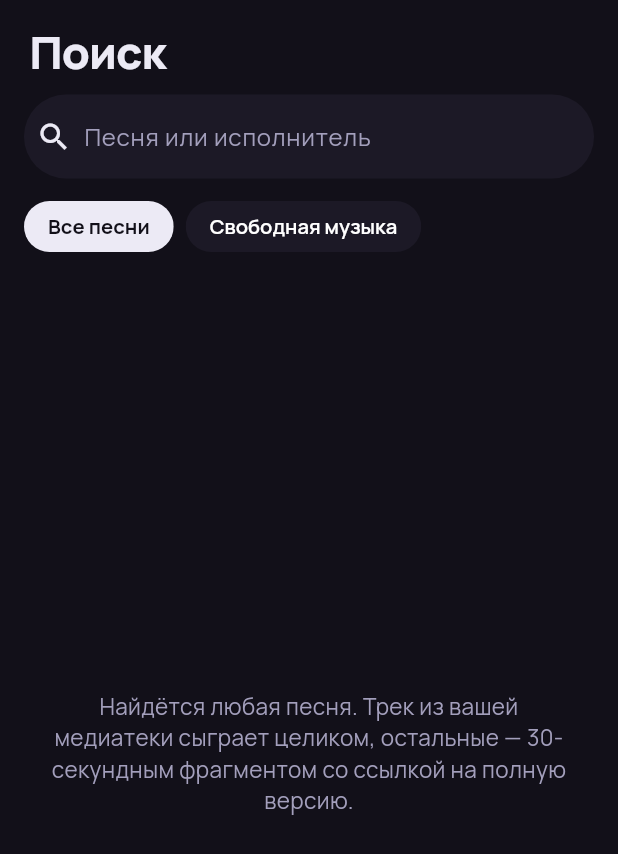
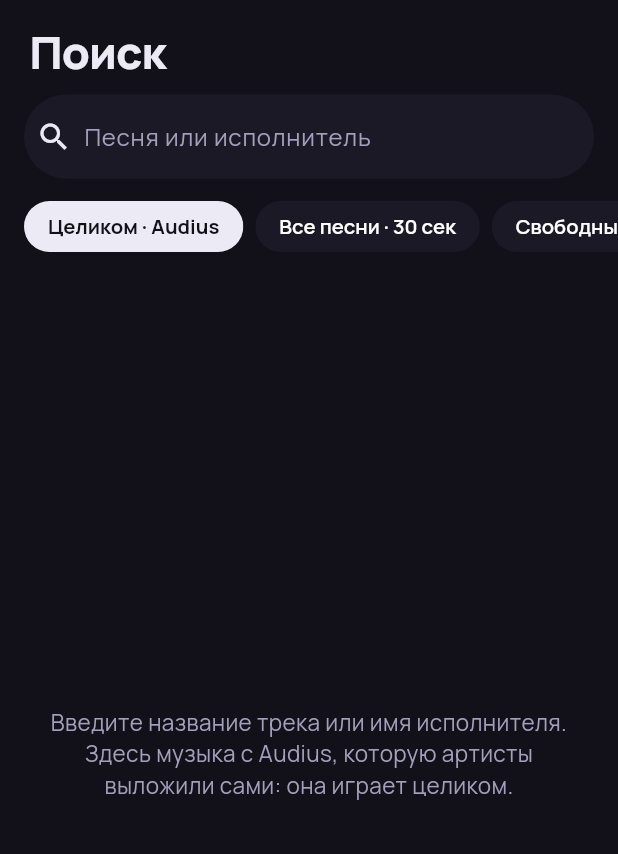
Before and after one commit to helgaftz67/Hamsterfy-, a Flutter app: the CatalogPage screen opened directly, on a phone screen of 412 x 824 dp. Shown: the top 854 px of the screen. Run offline on Flutter 3.47's test engine with Material 3 defaults, Android fonts, the phone set to English and light mode, and no system bars; our stand-ins replace file_picker, just_audio, just_audio_background, permission_handler; missing offline and left inert: audio_metadata_reader; accounts and stored records are empty.

Commit message:
Add Audius search and full-track streaming
Search tab gets a third source: whole tracks from Audius. Only tracks that
are freely streamable get a play button; the rest are listed dimmed.
tool/audius_check.dart runs the same flow against the live service.

Co-Authored-By: Claude Fable 5.2 <noreply@anthropic.com>
Claude-Session: https://claude.ai/code/session_01Hk26NTyLK3X8qToRya3rir

```diff
--- a/lib/library.dart
+++ b/lib/library.dart
@@ -323,7 +323,7 @@ class Library extends ChangeNotifier {
   /// Saves a catalog track to the device for offline listening. With [auto]
   /// the file belongs to the listening cache and may be evicted later.
   Future<void> download(Track t, {bool auto = false}) async {
-    if (t.isLocal || t.isRadio || t.isPreview || t.url == null || downloading.containsKey(t.id)) return;
+    if (t.isLocal || t.isRadio || t.isPreview || !t.canSave || t.url == null || downloading.containsKey(t.id)) return;
     downloading[t.id] = 0;
     notifyListeners();
     final dest = File('$_music/${_safe(t.id)}.mp3');
@@ -421,7 +421,7 @@ class Library extends ChangeNotifier {
   /// Called when a track starts playing: saves it to the cache and makes
   /// room if the cache is over its limit. [playingId] is never evicted.
   Future<void> cacheAfterPlay(Track t) async {
-    if (!autoCache || t.isLocal || t.isRadio || t.isPreview || t.url == null) return;
+    if (!autoCache || t.isLocal || t.isRadio || t.isPreview || !t.canSave || t.url == null) return;
     try {
       await download(t, auto: true);
     } catch (_) {
--- a/lib/main.dart
+++ b/lib/main.dart
@@ -2,6 +2,7 @@ import 'package:flutter/material.dart';
 import 'package:just_audio_background/just_audio_background.dart';
 import 'package:permission_handler/permission_handler.dart';
 
+import 'audius.dart';
 import 'catalog.dart';
 import 'library.dart';
 import 'player.dart';
@@ -17,6 +18,7 @@ final library = Library();
 final catalog = Catalog();
 final radio = RadioDirectory();
 final songs = SongSearch();
+final audius = Audius();
 late final Player player;
 late final Profiles profiles;
 
--- a/lib/models.dart
+++ b/lib/models.dart
@@ -13,6 +13,7 @@ class Track {
     this.auto = false,
     this.size = 0,
     this.link,
+    this.canSave = true,
     int? addedAt,
   }) : addedAt = addedAt ?? DateTime.now().millisecondsSinceEpoch;
 
@@ -47,6 +48,15 @@ class Track {
   /// A live internet radio station: an endless stream that cannot be saved.
   bool get isRadio => id.startsWith('radio:');
 
+  /// Whether the app may keep an offline copy (cache or download).
+  final bool canSave;
+
+  /// A track streamed in full from Audius.
+  bool get isAudius => id.startsWith('au:');
+
+  /// Listed for information only: there is nothing the app may play.
+  bool get isUnavailable => path == null && url == null;
+
   /// A song found by the world search: only its 30-second preview plays.
   bool get isPreview => id.startsWith('it:');
 
@@ -66,6 +76,7 @@ class Track {
         'auto': auto,
         'size': size,
         'link': link,
+        'canSave': canSave,
       };
 
   factory Track.fromJson(Map<String, dynamic> j) => Track(
@@ -81,6 +92,7 @@ class Track {
         auto: j['auto'] as bool? ?? false,
         size: j['size'] as int? ?? 0,
         link: j['link'] as String?,
+        canSave: j['canSave'] as bool? ?? true,
       );
 }
 
--- a/lib/ui/pages.dart
+++ b/lib/ui/pages.dart
@@ -504,6 +504,10 @@ class _ShelfCard extends StatelessWidget {
 
 // ------------------------------------------------------------- Catalog ----
 
+/// Where the search tab looks: whole tracks on Audius, previews of every
+/// song, or free releases on the Internet Archive.
+enum _Source { audius, previews, free }
+
 class CatalogPage extends StatefulWidget {
   const CatalogPage({super.key});
 
@@ -515,15 +519,19 @@ class CatalogPage extends StatefulWidget {
 /// catalog where whole releases can be played and downloaded.
 class _CatalogPageState extends State<CatalogPage> {
   final _query = TextEditingController();
-  bool _world = true;
+  _Source _source = _Source.audius;
   Future<List<Track>>? _songs;
   Future<List<Album>>? _albums;
 
   void _search() => setState(() {
-        if (_world) {
-          _songs = _query.text.trim().isEmpty ? null : songs.search(_query.text);
-        } else {
-          _albums = catalog.search(_query.text);
+        final q = _query.text;
+        switch (_source) {
+          case _Source.audius:
+            _songs = q.trim().isEmpty ? null : audius.search(q);
+          case _Source.previews:
+            _songs = q.trim().isEmpty ? null : songs.search(q);
+          case _Source.free:
+            _albums = catalog.search(q);
         }
       });
 
@@ -547,20 +555,25 @@ class _CatalogPageState extends State<CatalogPage> {
             ),
             _SearchField(
                 controller: _query,
-                hint: _world ? 'Песня или исполнитель' : 'Исполнитель, релиз или жанр',
+                hint: _source == _Source.free ? 'Исполнитель, релиз или жанр' : 'Песня или исполнитель',
                 onSearch: _search),
-            Padding(
+            SingleChildScrollView(
+              scrollDirection: Axis.horizontal,
               padding: const EdgeInsets.fromLTRB(16, 0, 16, 6),
               child: Row(
                 children: [
-                  for (final (world, label) in [(true, 'Все песни'), (false, 'Свободная музыка')])
+                  for (final (source, label) in [
+                    (_Source.audius, 'Целиком · Audius'),
+                    (_Source.previews, 'Все песни · 30 сек'),
+                    (_Source.free, 'Свободные релизы'),
+                  ])
                     Padding(
                       padding: const EdgeInsets.only(right: 8),
                       child: ChoiceChip(
                         label: Text(label),
-                        selected: _world == world,
+                        selected: _source == source,
                         onSelected: (_) {
-                          _world = world;
+                          _source = source;
                           _search();
                         },
                       ),
@@ -568,7 +581,7 @@ class _CatalogPageState extends State<CatalogPage> {
                 ],
               ),
             ),
-            Expanded(child: _world ? _songList() : _albumList()),
+            Expanded(child: _source == _Source.free ? _albumList() : _songList()),
           ],
         ),
       ),
@@ -576,9 +589,11 @@ class _CatalogPageState extends State<CatalogPage> {
   }
 
   Widget _songList() {
+    final full = _source == _Source.audius;
     if (_songs == null) {
-      return const _Message(
-          'Найдётся любая песня. Трек из вашей медиатеки сыграет целиком, остальные — 30-секундным фрагментом со ссылкой на полную версию.');
+      return _Message(full
+          ? 'Введите название трека или имя исполнителя. Здесь музыка с Audius, которую артисты выложили сами: она играет целиком.'
+          : 'Найдётся любая песня. Трек из вашей медиатеки сыграет целиком, остальные — 30-секундным фрагментом со ссылкой на полную версию.');
     }
     return ListenableBuilder(
       listenable: library,
@@ -589,21 +604,30 @@ class _CatalogPageState extends State<CatalogPage> {
           if (snap.hasError) {
             return _Message('Поиск не отвечает. Проверьте подключение к интернету.', action: 'Повторить', onAction: _search);
           }
-          // Songs the user already owns play in full instead of the preview.
           final seen = <String>{};
-          final found = [
-            for (final t in snap.data ?? const <Track>[])
-              if (seen.add((library.match(t) ?? t).id)) library.match(t) ?? library.tracks[t.id] ?? t,
-          ];
-          final own = Library.filter(library.songs, _query.text).where((t) => seen.add(t.id)).toList();
-          final all = [...own, ...found];
+          final List<Track> all;
+          if (full) {
+            // Saved copies replace search rows, so likes and downloads show.
+            all = [for (final t in snap.data ?? const <Track>[]) if (seen.add(t.id)) library.tracks[t.id] ?? t];
+          } else {
+            // Songs the user already owns play in full instead of the preview.
+            final found = [
+              for (final t in snap.data ?? const <Track>[])
+                if (seen.add((library.match(t) ?? t).id)) library.match(t) ?? library.tracks[t.id] ?? t,
+            ];
+            final own = Library.filter(library.songs, _query.text).where((t) => seen.add(t.id)).toList();
+            all = [...own, ...found];
+          }
           if (all.isEmpty) {
-            return const _Message('Ничего не нашлось. Проверьте написание или попробуйте только имя исполнителя.');
+            return _Message(full
+                ? 'На Audius такого нет. Проверьте написание или поищите во вкладке «Все песни».'
+                : 'Ничего не нашлось. Проверьте написание или попробуйте только имя исполнителя.');
           }
           return ListView.builder(
             padding: const EdgeInsets.only(bottom: 24),
             itemCount: all.length,
-            itemBuilder: (context, i) => TrackTile(all[i], onTap: () => player.playAll(all, start: i)),
+            itemBuilder: (context, i) =>
+                TrackTile(all[i], playButton: full, onTap: () => player.playAll(all, start: i)),
           );
         },
       ),
@@ -621,7 +645,7 @@ class _CatalogPageState extends State<CatalogPage> {
         final albums = snap.data ?? const [];
         if (albums.isEmpty) {
           return const _Message(
-              'В свободном каталоге этого нет: здесь релизы под свободными лицензиями и концертные записи. Популярных артистов ищите во вкладке «Все песни».');
+              'В свободном каталоге этого нет: здесь релизы под свободными лицензиями и концертные записи. Попробуйте вкладки «Целиком · Audius» или «Все песни».');
         }
         return ListView.builder(
           padding: const EdgeInsets.only(bottom: 24),
--- a/pubspec.yaml
+++ b/pubspec.yaml
@@ -16,7 +16,7 @@ publish_to: 'none' # Remove this line if you wish to publish to pub.dev
 # https://developer.apple.com/library/archive/documentation/General/Reference/InfoPlistKeyReference/Articles/CoreFoundationKeys.html
 # In Windows, build-name is used as the major, minor, and patch parts
 # of the product and file versions while build-number is used as the build suffix.
-version: 0.6.0+8
+version: 0.7.0+9
 
 environment:
   sdk: ^3.14.0
```
Also changed, not shown: lib/audius.dart (added, +81 -0 lines), lib/ui/player_ui.dart (+11 -0 lines), lib/ui/theme.dart (+31 -6 lines), tool/audius_check.dart (added, +52 -0 lines), 1 other file.
